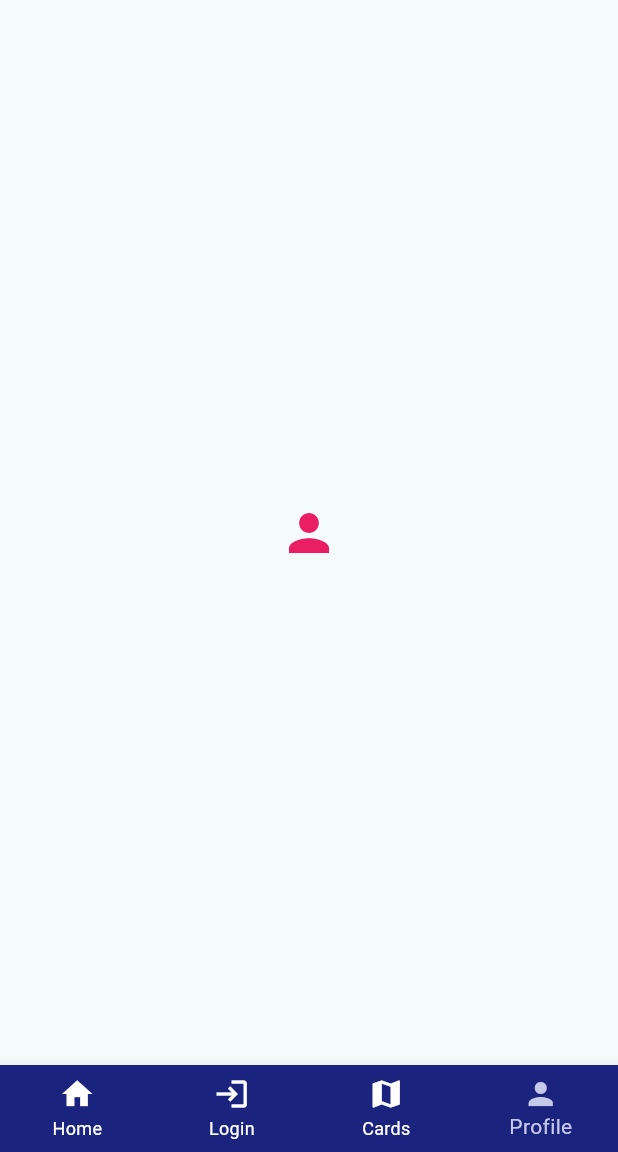
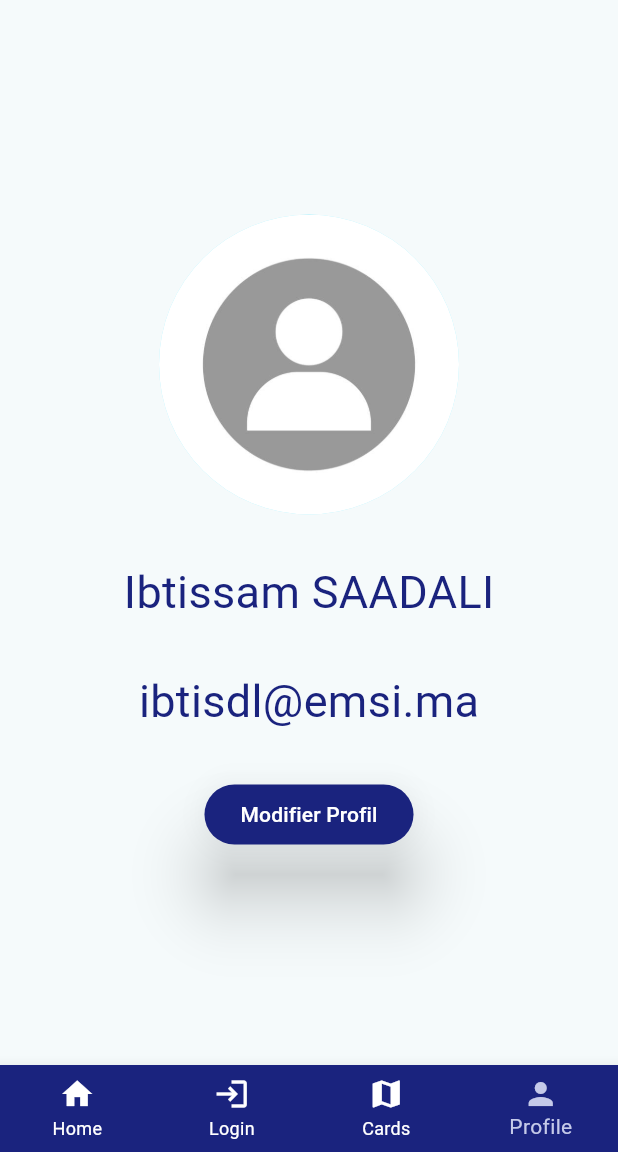
Before and after one commit to ibtisdl/Multitask_mobileApp, a Flutter app: the screen it shows after launch, item 4 of the bottom bar chosen, on a phone screen of 412 x 824 dp, the part 84-1236 px from its top. Run offline on Flutter 3.47's test engine with Material 3 defaults, Android fonts, the light colour scheme and no system bars.

Commit message:
Third commit

```diff
--- a/lib/Screens/profile.view.dart
+++ b/lib/Screens/profile.view.dart
@@ -6,10 +6,37 @@ class ProfileView extends StatelessWidget {
   @override
   Widget build(BuildContext context) {
     return Center(
-      child: Icon(
-        Icons.person,
-        color: Colors.pink,
-        size: 40,
+      child: Column(
+        mainAxisAlignment: MainAxisAlignment.center,
+        children: [
+          CircleAvatar(
+            radius: 100,
+            backgroundImage: AssetImage("images/avatar.jpg"),
+          ),
+          SizedBox(
+            height: 30,
+          ),
+          Text("Ibtissam SAADALI",
+              style: TextStyle(fontSize: 30, color: Colors.indigo[900])),
+          SizedBox(
+            height: 30,
+          ),
+          Text(
+            "ibtisdl@emsi.ma",
+            style: TextStyle(fontSize: 30, color: Colors.indigo[900]),
+          ),
+          SizedBox(
+            height: 30,
+          ),
+          ElevatedButton(
+              style: ElevatedButton.styleFrom(
+                elevation: 20,
+                backgroundColor: Colors.indigo[900],
+                foregroundColor: Colors.white,
+              ),
+              onPressed: () {},
+              child: Text("Modifier Profil"))
+        ],
       ),
     );
   }
--- a/pubspec.yaml
+++ b/pubspec.yaml
@@ -60,7 +60,8 @@ flutter:
 
   # To add assets to your application, add an assets section, like this:
   assets:
-      - images/maps.jpg
+    - images/maps.jpg
+    - images/avatar.jpg
   #   - images/a_dot_ham.jpeg
 
   # An image asset can refer to one or more resolution-specific "variants", see
```
Also changed, not shown: images/avatar.jpg (added).
